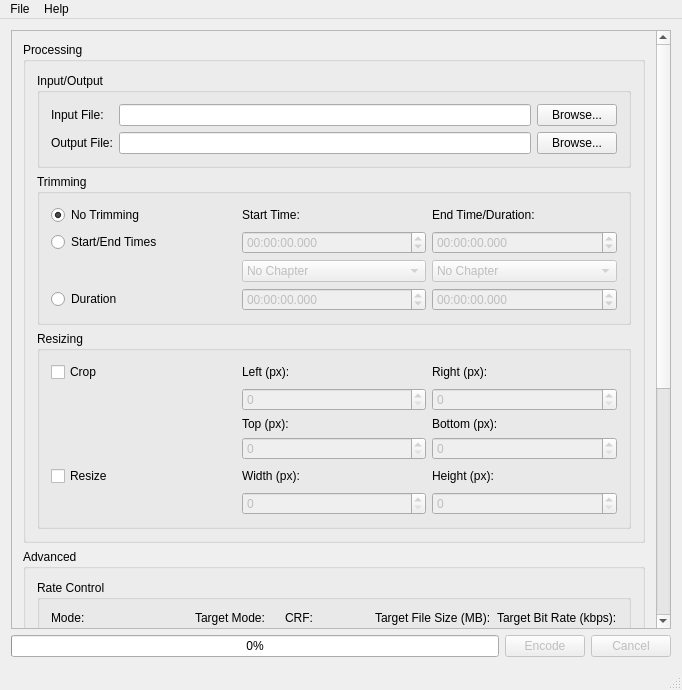
Before: the Qt Designer form mainwindow.ui in rzumer/Webbum, drawn with Qt 5.
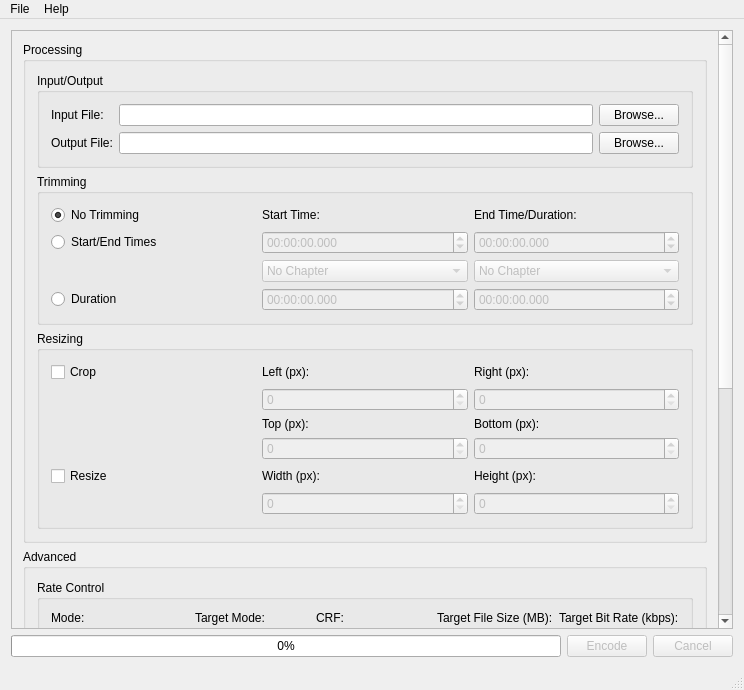
After: the same form once the commit is applied.

Patch:
```diff
--- a/mainwindow.ui
+++ b/mainwindow.ui
@@ -6,7 +6,7 @@
    <rect>
     <x>0</x>
     <y>0</y>
-    <width>682</width>
+    <width>744</width>
     <height>690</height>
    </rect>
   </property>
@@ -69,8 +69,8 @@
        <property name="geometry">
         <rect>
          <x>0</x>
-         <y>-317</y>
-         <width>670</width>
+         <y>0</y>
+         <width>711</width>
          <height>945</height>
         </rect>
        </property>
@@ -801,7 +801,7 @@
     <rect>
      <x>0</x>
      <y>0</y>
-     <width>682</width>
+     <width>744</width>
      <height>21</height>
     </rect>
    </property>
```
